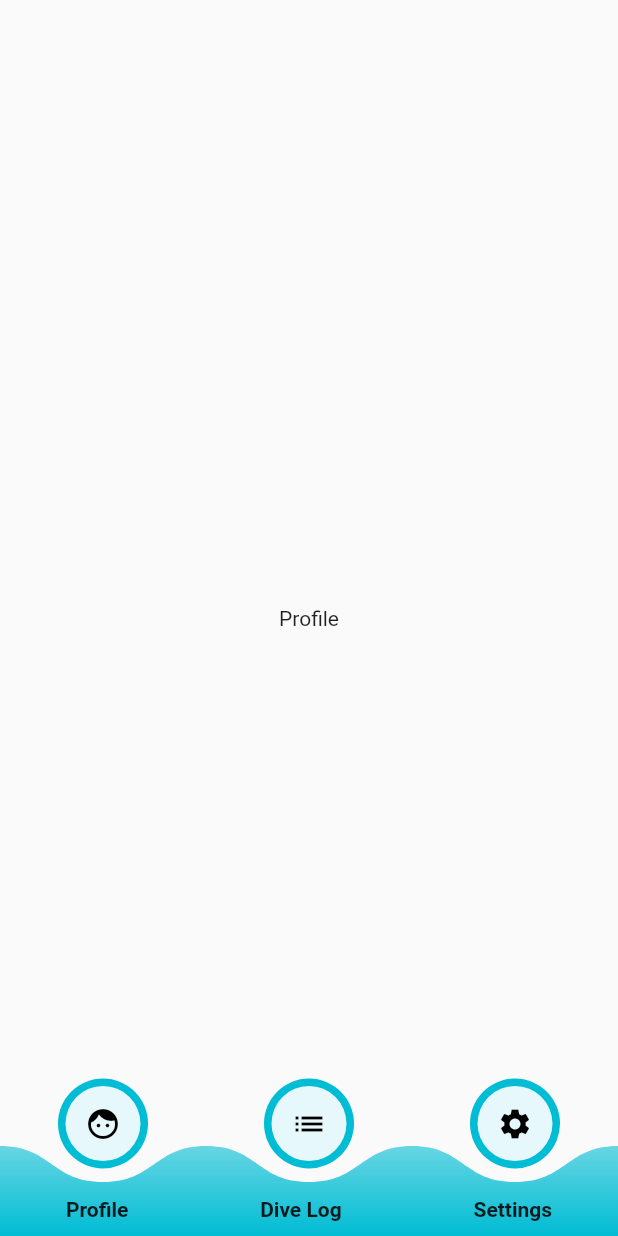
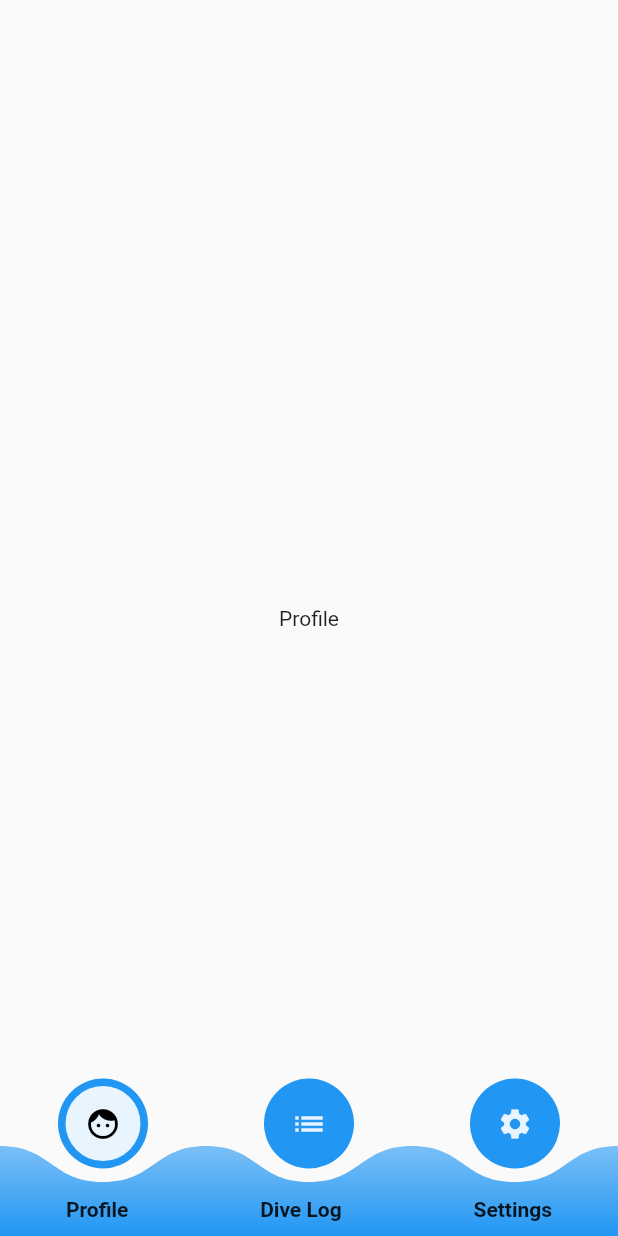
Before and after one commit to SimonHoulberg/diveapp, a Flutter app: the screen it shows after launch, on a phone screen of 412 x 824 dp. Run offline on Flutter 3.47's test engine with Material 2 defaults, Android fonts, the phone set to English and light mode, and no system bars.

Commit message:
Finished setPage function
Finished setPage function to switch between pages and did the final tweaks of coloring the icons when selected.

```diff
--- a/diveapp/lib/bottom_Nav_Bar.dart
+++ b/diveapp/lib/bottom_Nav_Bar.dart
@@ -10,9 +10,9 @@ class Bottom_Nav_Bar extends StatefulWidget {
 
 class _Bottom_Nav_BarState extends State<Bottom_Nav_Bar> {
   setPage() {
-    setState() {
+    setState(() {
       pageController.jumpToPage(currentIndex);
-    }
+    });
   }
 
   @override
@@ -45,11 +45,14 @@ class _Bottom_Nav_BarState extends State<Bottom_Nav_Bar> {
               child: Row(
                 mainAxisAlignment: MainAxisAlignment.spaceEvenly,
                 children: <Widget>[
-                  Bottom_Nav_Bar_Item(setPage, Icons.face, 0),
+                  Bottom_Nav_Bar_Item(
+                      setPage: setPage, icon: Icons.face, id: 0),
                   Container(),
-                  Bottom_Nav_Bar_Item(setPage, Icons.list, 1),
+                  Bottom_Nav_Bar_Item(
+                      setPage: setPage, icon: Icons.list, id: 1),
                   Container(),
-                  Bottom_Nav_Bar_Item(setPage, Icons.settings, 2)
+                  Bottom_Nav_Bar_Item(
+                      setPage: setPage, icon: Icons.settings, id: 2)
                 ],
               ),
             ),
--- a/diveapp/lib/bottom_Nav_Bar_Item.dart
+++ b/diveapp/lib/bottom_Nav_Bar_Item.dart
@@ -6,7 +6,7 @@ class Bottom_Nav_Bar_Item extends StatelessWidget {
   final int id;
   final Function setPage;
 
-  const Bottom_Nav_Bar_Item(this.setPage, this.icon, this.id);
+  const Bottom_Nav_Bar_Item({this.setPage, this.icon, this.id});
 
   @override
   Widget build(BuildContext context) {
@@ -20,10 +20,14 @@ class Bottom_Nav_Bar_Item extends StatelessWidget {
         backgroundColor: Theme.of(context).primaryColor,
         child: CircleAvatar(
           radius: 25,
-          backgroundColor: Colors.white.withOpacity(0.9),
+          backgroundColor: currentIndex == id
+              ? Colors.white.withOpacity(0.9)
+              : Colors.transparent,
           child: Icon(
             icon,
-            color: Colors.black,
+            color: currentIndex == id
+                ? Colors.black
+                : Colors.white.withOpacity(0.9),
           ),
         ),
       ),
--- a/diveapp/lib/main.dart
+++ b/diveapp/lib/main.dart
@@ -23,7 +23,7 @@ class diveApp extends StatelessWidget {
     return MaterialApp(
       title: 'Dive App',
       theme: ThemeData(
-        primarySwatch: Colors.cyan,
+        primarySwatch: Colors.blue,
         visualDensity: VisualDensity.adaptivePlatformDensity,
       ),
       // extendBody: true,
```
